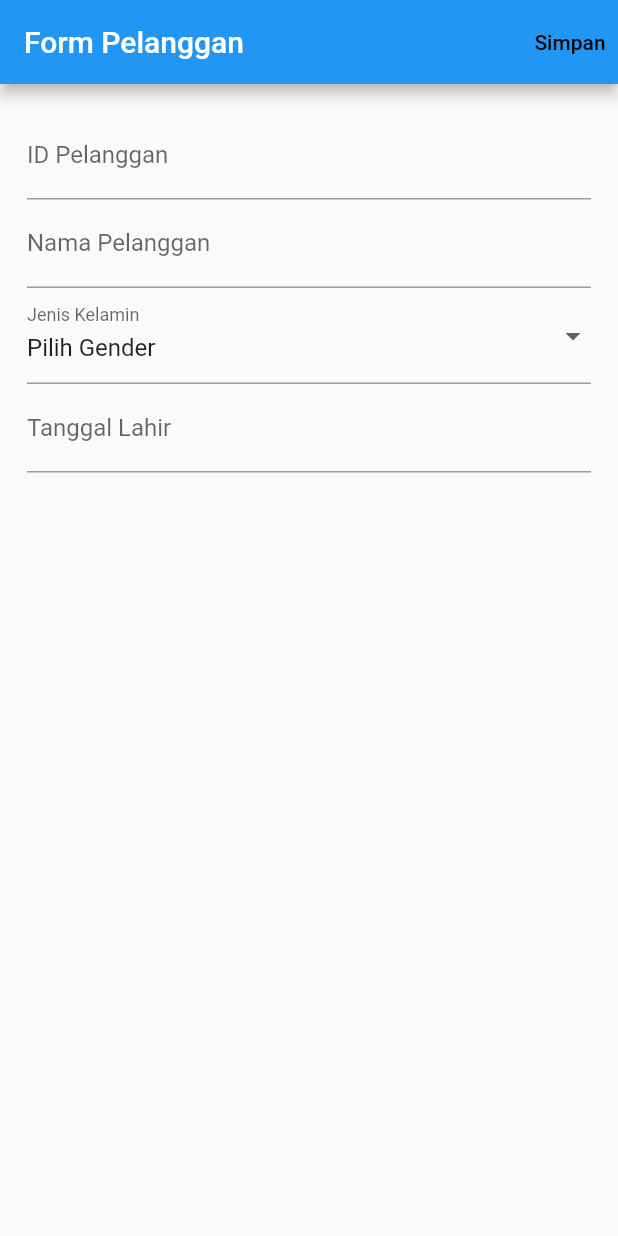
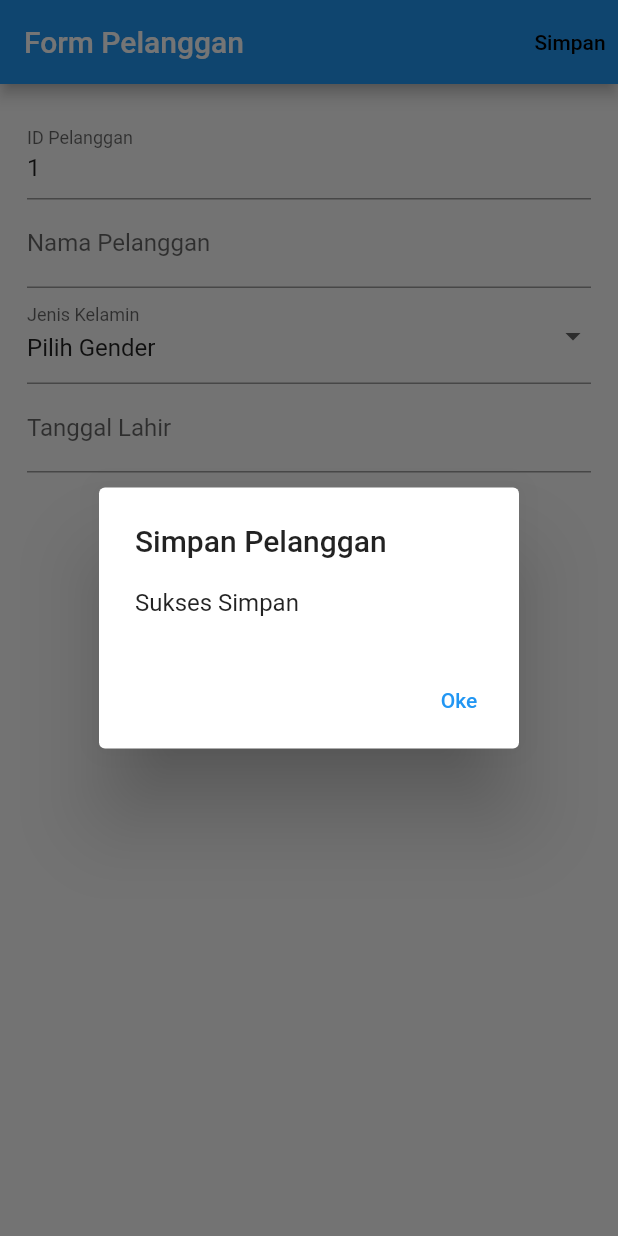
Before and after one commit to el-thobhy/Flutter-Sqlite, a Flutter app: the screen it shows after launch, after a tap on "Simpan", on a phone screen of 412 x 824 dp. Run offline on Flutter 3.47's test engine with Material 2 defaults, Android fonts, the light colour scheme and no system bars; our stand-ins replace sqflite; accounts and stored records are empty.

Commit message:
feature Simpan data

```diff
--- a/lib/pages/pelanggan/pelanggan_form.dart
+++ b/lib/pages/pelanggan/pelanggan_form.dart
@@ -1,4 +1,5 @@
 import 'package:flutter/material.dart';
+import 'package:fluttersqlite/helper/dbhelper.dart';
 import 'package:intl/intl.dart';
 
 class PelangganForm extends StatefulWidget {
@@ -9,6 +10,7 @@ class PelangganForm extends StatefulWidget {
 }
 
 class _PelangganFormState extends State<PelangganForm> {
+  //final Map? data;
   late TextEditingController txtName, txtID, txtTglLahir;
   String gender = '';
 
@@ -16,6 +18,9 @@ class _PelangganFormState extends State<PelangganForm> {
     txtID = TextEditingController();
     txtName = TextEditingController();
     txtTglLahir = TextEditingController();
+    //gender = this.data?['gender'] ?? '';
+
+    lastID().then((value) => {txtID.text = '${value + 1}'});
   }
 
   Widget txtInputID() => TextFormField(
@@ -25,7 +30,7 @@ class _PelangganFormState extends State<PelangganForm> {
       );
 
   Widget txtInputNama() => TextFormField(
-        controller: txtID,
+        controller: txtName,
         decoration: const InputDecoration(labelText: 'Nama Pelanggan'),
       );
 
@@ -76,11 +81,67 @@ class _PelangganFormState extends State<PelangganForm> {
       );
 
   Widget aksiSimpan() => TextButton(
-      onPressed: () {},
+      onPressed: () {
+        simpanData().then((value) {
+          var pesan = value == true ? 'Sukses Simpan' : 'Gagal Simpan';
+
+          showDialog(
+              context: context,
+              builder: (bc) => AlertDialog(
+                    title: const Text('Simpan Pelanggan'),
+                    content: Text('$pesan'),
+                    actions: [
+                      TextButton(
+                          onPressed: () {
+                            Navigator.pop(context);
+                          },
+                          child: const Text('Oke')),
+                    ],
+                  ));
+          // .then((value) => Navigator.pop(context));
+        });
+      },
       child: const Text(
         'Simpan',
         style: TextStyle(color: Colors.black),
       ));
+
+  Future<int> lastID() async {
+    try {
+      final _db = await DBHelper.db();
+      const query = 'SELECT MAX(id) as id FROM pelanggan';
+      final ls = (await _db?.rawQuery(query))!;
+
+      if (ls.isNotEmpty) {
+        return int.tryParse('${ls[0]['id']}') ?? 0;
+      }
+    } catch (e) {
+      print('error lastid $e');
+    }
+    return 0;
+  }
+
+  Future<bool> simpanData() async {
+    try {
+      final _db = await DBHelper.db();
+      var data = {
+        'id': txtID.value.text,
+        'nama': txtName.value.text,
+        'gender': gender,
+        'tgl_lahir': txtTglLahir.value.text
+      };
+
+      // final id = this.data == null
+      //     ? await _db?.insert('pelanggan', data)
+      //     : await _db?.update('pelanggan', data,
+      //         where: 'id=?', whereArgs: [this.data?['id']]);
+
+      final id = await _db?.insert('pelanggan', data);
+      return id! > 0;
+    } catch (e) {
+      return false;
+    }
+  }
 
   @override
   Widget build(BuildContext context) {
```
